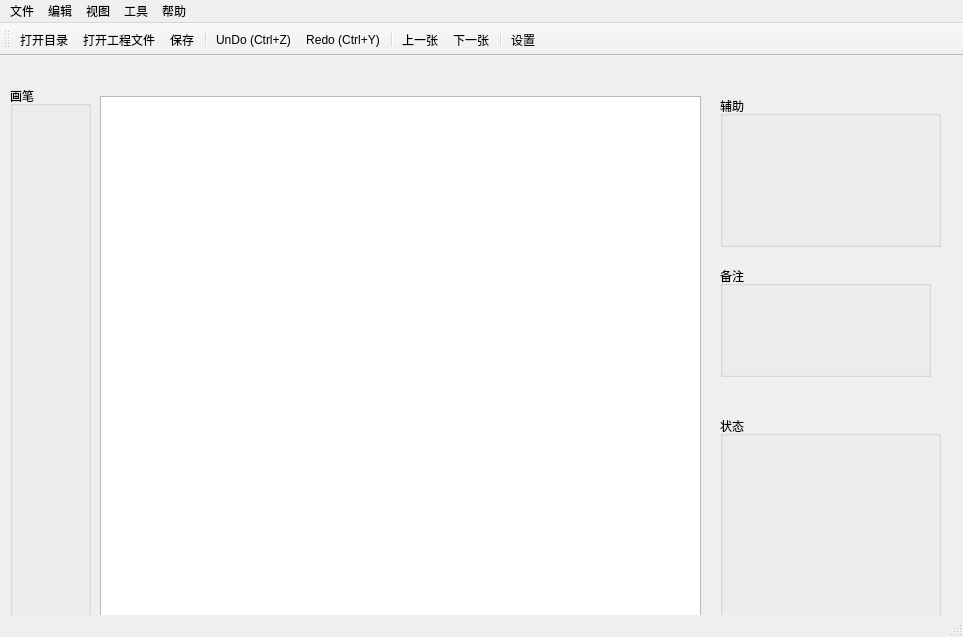
shih325/MaskGenerator, file src/MaskGenerator.ui: the form before one commit.
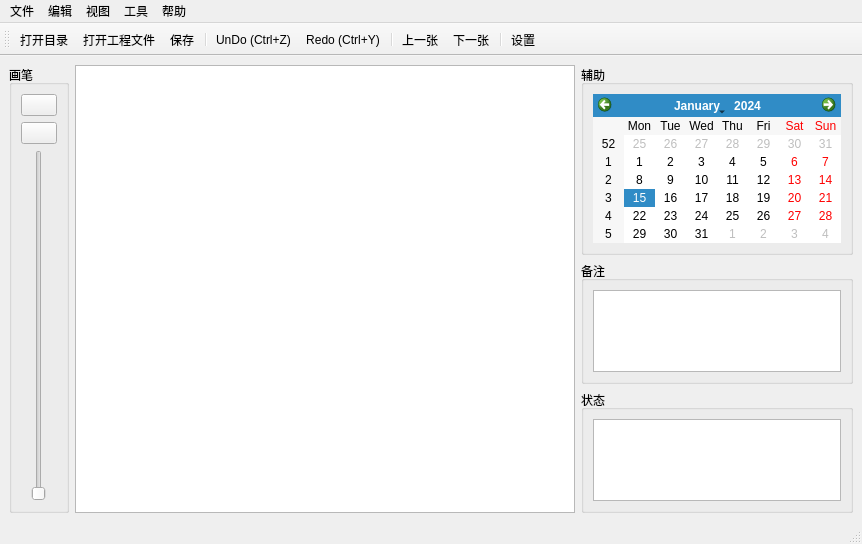
The form after the commit. Icons and pictures are not drawn.

The edit to the form file:
```diff
--- a/src/MaskGenerator.ui
+++ b/src/MaskGenerator.ui
@@ -6,83 +6,173 @@
    <rect>
     <x>0</x>
     <y>0</y>
-    <width>963</width>
-    <height>637</height>
+    <width>858</width>
+    <height>544</height>
    </rect>
   </property>
   <property name="windowTitle">
    <string>MainWindow</string>
   </property>
   <widget class="QWidget" name="centralwidget">
-   <widget class="QGraphicsView" name="graphicsView">
-    <property name="geometry">
-     <rect>
-      <x>100</x>
-      <y>40</y>
-      <width>601</width>
-      <height>541</height>
-     </rect>
-    </property>
-   </widget>
-   <widget class="QGroupBox" name="groupBox">
-    <property name="geometry">
-     <rect>
-      <x>10</x>
-      <y>30</y>
-      <width>81</width>
-      <height>541</height>
-     </rect>
-    </property>
-    <property name="title">
-     <string>画笔</string>
-    </property>
-   </widget>
-   <widget class="QGroupBox" name="groupBox_2">
-    <property name="geometry">
-     <rect>
-      <x>720</x>
-      <y>40</y>
-      <width>221</width>
-      <height>151</height>
-     </rect>
-    </property>
-    <property name="title">
-     <string>辅助</string>
-    </property>
-   </widget>
-   <widget class="QGroupBox" name="groupBox_3">
-    <property name="geometry">
-     <rect>
-      <x>720</x>
-      <y>360</y>
-      <width>221</width>
-      <height>211</height>
-     </rect>
-    </property>
-    <property name="title">
-     <string>状态</string>
-    </property>
-   </widget>
-   <widget class="QGroupBox" name="groupBox_4">
-    <property name="geometry">
-     <rect>
-      <x>720</x>
-      <y>210</y>
-      <width>211</width>
-      <height>111</height>
-     </rect>
-    </property>
-    <property name="title">
-     <string>备注</string>
-    </property>
-   </widget>
+   <layout class="QGridLayout" name="gridLayout_4">
+    <item row="0" column="0" rowspan="3">
+     <widget class="QGroupBox" name="groupBox">
+      <property name="minimumSize">
+       <size>
+        <width>60</width>
+        <height>0</height>
+       </size>
+      </property>
+      <property name="maximumSize">
+       <size>
+        <width>60</width>
+        <height>16777215</height>
+       </size>
+      </property>
+      <property name="title">
+       <string>画笔</string>
+      </property>
+      <layout class="QVBoxLayout" name="verticalLayout">
+       <item>
+        <widget class="QPushButton" name="pushButton_2">
+         <property name="styleSheet">
+          <string notr="true"/>
+         </property>
+         <property name="text">
+          <string/>
+         </property>
+         <property name="icon">
+          <iconset resource="MaskGenerator.qrc">
+           <normaloff>:/MaskGenerator/resource/mouse.ico</normaloff>:/MaskGenerator/resource/mouse.ico</iconset>
+         </property>
+         <property name="iconSize">
+          <size>
+           <width>30</width>
+           <height>30</height>
+          </size>
+         </property>
+         <property name="checkable">
+          <bool>true</bool>
+         </property>
+         <property name="flat">
+          <bool>false</bool>
+         </property>
+        </widget>
+       </item>
+       <item>
+        <widget class="QPushButton" name="pushButton">
+         <property name="styleSheet">
+          <string notr="true"/>
+         </property>
+         <property name="text">
+          <string/>
+         </property>
+         <property name="icon">
+          <iconset resource="MaskGenerator.qrc">
+           <normaloff>:/MaskGenerator/resource/paintbrush.ico</normaloff>:/MaskGenerator/resource/paintbrush.ico</iconset>
+         </property>
+         <property name="iconSize">
+          <size>
+           <width>30</width>
+           <height>30</height>
+          </size>
+         </property>
+         <property name="checkable">
+          <bool>true</bool>
+         </property>
+         <property name="flat">
+          <bool>false</bool>
+         </property>
+        </widget>
+       </item>
+       <item>
+        <widget class="QSlider" name="verticalSlider">
+         <property name="sizePolicy">
+          <sizepolicy hsizetype="Expanding" vsizetype="Expanding">
+           <horstretch>0</horstretch>
+           <verstretch>0</verstretch>
+          </sizepolicy>
+         </property>
+         <property name="orientation">
+          <enum>Qt::Vertical</enum>
+         </property>
+        </widget>
+       </item>
+      </layout>
+     </widget>
+    </item>
+    <item row="0" column="1" rowspan="3">
+     <widget class="QGraphicsView" name="graphicsView">
+      <property name="minimumSize">
+       <size>
+        <width>500</width>
+        <height>0</height>
+       </size>
+      </property>
+     </widget>
+    </item>
+    <item row="0" column="2">
+     <widget class="QGroupBox" name="groupBox_2">
+      <property name="maximumSize">
+       <size>
+        <width>420</width>
+        <height>16777215</height>
+       </size>
+      </property>
+      <property name="title">
+       <string>辅助</string>
+      </property>
+      <layout class="QGridLayout" name="gridLayout_3">
+       <item row="0" column="0">
+        <widget class="QCalendarWidget" name="calendarWidget"/>
+       </item>
+      </layout>
+     </widget>
+    </item>
+    <item row="1" column="2">
+     <widget class="QGroupBox" name="groupBox_4">
+      <property name="maximumSize">
+       <size>
+        <width>420</width>
+        <height>16777215</height>
+       </size>
+      </property>
+      <property name="title">
+       <string>备注</string>
+      </property>
+      <layout class="QGridLayout" name="gridLayout">
+       <item row="0" column="0">
+        <widget class="QTextEdit" name="textEdit"/>
+       </item>
+      </layout>
+     </widget>
+    </item>
+    <item row="2" column="2">
+     <widget class="QGroupBox" name="groupBox_3">
+      <property name="maximumSize">
+       <size>
+        <width>420</width>
+        <height>16777215</height>
+       </size>
+      </property>
+      <property name="title">
+       <string>状态</string>
+      </property>
+      <layout class="QGridLayout" name="gridLayout_2">
+       <item row="0" column="0">
+        <widget class="QTextEdit" name="textEdit_2"/>
+       </item>
+      </layout>
+     </widget>
+    </item>
+   </layout>
   </widget>
   <widget class="QMenuBar" name="menubar">
    <property name="geometry">
     <rect>
      <x>0</x>
      <y>0</y>
-     <width>963</width>
+     <width>858</width>
      <height>23</height>
     </rect>
    </property>
```
